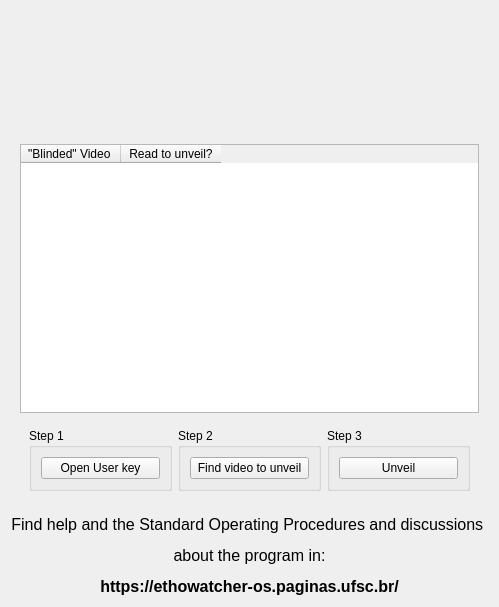
Old version of the form src/telaunveil.ui in the repository EthoWatcher/ethowatcher.
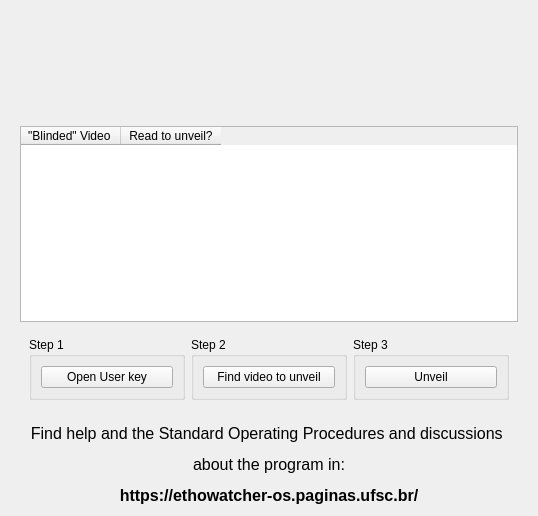
New version of the form. Icons and pictures are not drawn.

The edit to the form file:
```diff
--- a/src/telaunveil.ui
+++ b/src/telaunveil.ui
@@ -6,10 +6,22 @@
    <rect>
     <x>0</x>
     <y>0</y>
-    <width>499</width>
-    <height>607</height>
+    <width>538</width>
+    <height>516</height>
    </rect>
   </property>
+  <property name="minimumSize">
+   <size>
+    <width>538</width>
+    <height>516</height>
+   </size>
+  </property>
+  <property name="maximumSize">
+   <size>
+    <width>538</width>
+    <height>600</height>
+   </size>
+  </property>
   <property name="windowTitle">
    <string>Unveil &quot;blinded&quot; video files</string>
   </property>
@@ -27,14 +39,14 @@
        <widget class="QLabel" name="label">
         <property name="minimumSize">
          <size>
-          <width>0</width>
-          <height>100</height>
+          <width>500</width>
+          <height>80</height>
          </size>
         </property>
         <property name="maximumSize">
          <size>
-          <width>16777215</width>
-          <height>120</height>
+          <width>500</width>
+          <height>80</height>
          </size>
         </property>
         <property name="text">
```
Left out of the diff: 5 changed lines with no effect on the pictures.
